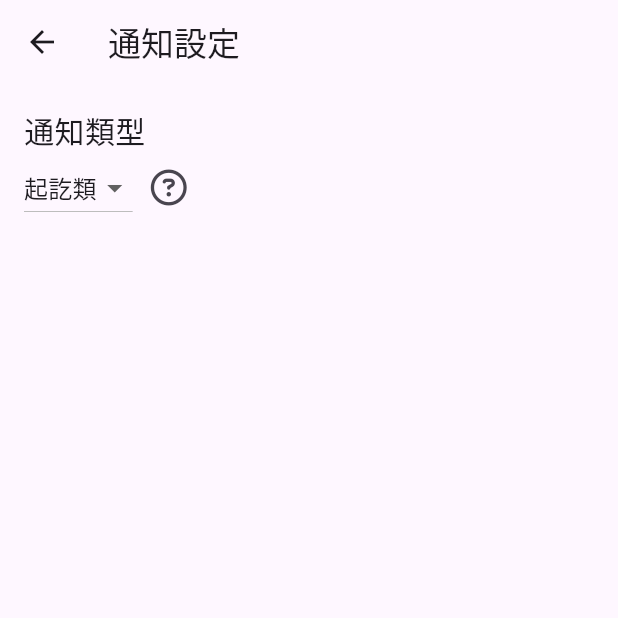
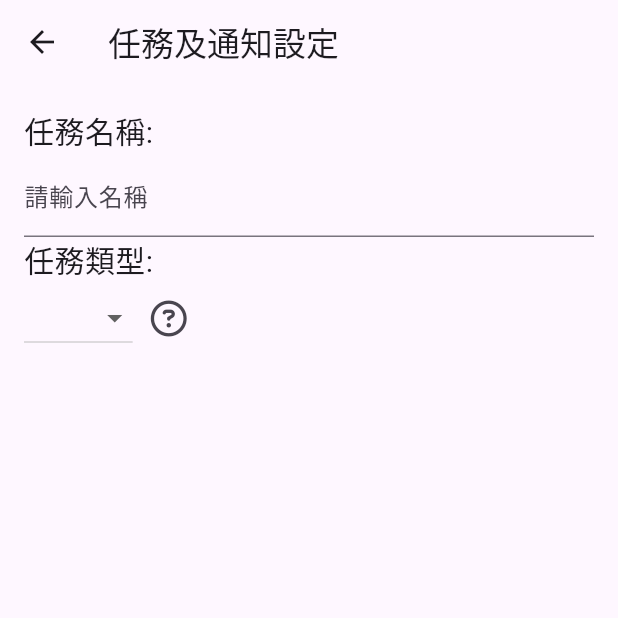
Before and after one commit to qqdog1/robot-living, a Flutter app: the SettingsEditPage screen opened directly, on a phone screen of 412 x 824 dp, the top half of it. Run offline on Flutter 3.47's test engine with Material 3 defaults, Android fonts, the phone set to English and light mode, and no system bars; our stand-ins replace font_awesome_flutter.

Commit message:
修改combobox可以不設定預設值 修改combobox在選擇後回傳Callback 設定頁面的選項會因為combobox選擇不同而變換 增加說明頁

```diff
--- a/lib/page/settings_edit_page.dart
+++ b/lib/page/settings_edit_page.dart
@@ -2,6 +2,7 @@ import 'package:flutter/material.dart';
 import 'package:font_awesome_flutter/font_awesome_flutter.dart';
 
 import '../component/combobox.dart';
+import '../component/paging_popup.dart';
 import '../const/daily_task_type_value.dart';
 
 class SettingsEditPage extends StatefulWidget {
@@ -12,13 +13,15 @@ class SettingsEditPage extends StatefulWidget {
 }
 
 class _SettingsEditPageState extends State<SettingsEditPage> {
-  String dailyTaskTypeValue = DailyTaskTypeValue.startEndTask;
+  String? dailyTaskTypeValue;
+  TextEditingController textEditingController = TextEditingController();
+  bool isFirstComboInput = false;
 
   @override
   Widget build(BuildContext context) {
     return Scaffold(
       appBar: AppBar(
-        title: const Text('通知設定'),
+        title: const Text('任務及通知設定'),
       ),
       body: Padding(
         padding: const EdgeInsets.all(16.0),
@@ -26,7 +29,17 @@ class _SettingsEditPageState extends State<SettingsEditPage> {
           crossAxisAlignment: CrossAxisAlignment.start,
           children: <Widget>[
             const Text(
-              '通知類型',
+              '任務名稱:',
+              style: TextStyle(fontSize: 20),
+            ),
+            TextField(
+              controller: textEditingController,
+              decoration: const InputDecoration(
+                labelText: '請輸入名稱',
+              ),
+            ),
+            const Text(
+              '任務類型:',
               style: TextStyle(fontSize: 20),
             ),
             Row(
@@ -38,18 +51,84 @@ class _SettingsEditPageState extends State<SettingsEditPage> {
                     DailyTaskTypeValue.segmentedTask,
                     DailyTaskTypeValue.oneTimeTask,
                   ],
+                  onItemChanged: (newValue) {
+                    setState(() {
+                      dailyTaskTypeValue = newValue;
+                    });
+                  },
                 ),
                 IconButton(
                   icon: const Icon(FontAwesomeIcons.circleQuestion),
                   onPressed: () {
-                    // 問號按鈕的功能實現
+                    showTypeHelpPopup(context);
                   },
                 ),
               ],
+            ),
+            Visibility(
+              visible: dailyTaskTypeValue == DailyTaskTypeValue.startEndTask ||
+                  dailyTaskTypeValue == DailyTaskTypeValue.segmentedTask,
+              child: Column(
+                crossAxisAlignment: CrossAxisAlignment.start,
+                children: <Widget>[
+                  const Text(
+                    '設定開始時間:',
+                    style: TextStyle(fontSize: 20),
+                  ),
+                  ElevatedButton(
+                    onPressed: () {
+                      showTimePicker(
+                        context: context,
+                        initialTime: TimeOfDay.now(),
+                      ).then((time) {
+                        if (time != null) {
+                          // Handle the selected time
+                        }
+                      });
+                    },
+                    child: const Text('選擇時間'),
+                  ),
+                  const Text(
+                    '設定結束時間:',
+                    style: TextStyle(fontSize: 20),
+                  ),
+                  ElevatedButton(
+                    onPressed: () {
+                      showTimePicker(
+                        context: context,
+                        initialTime: TimeOfDay.now(),
+                      ).then((time) {
+                        if (time != null) {
+                          // Handle the selected time
+                        }
+                      });
+                    },
+                    child: const Text('選擇時間'),
+                  ),
+                ],
+              ),
             ),
           ],
         ),
       ),
     );
   }
+
+  Future<void> showTypeHelpPopup(BuildContext context) {
+    return showDialog<void>(
+      context: context,
+      barrierDismissible: false,
+      builder: (BuildContext context) {
+        return const PagingPopup(
+          totalPages: 4,
+          pageContents: [
+            Text('任務分三種類型:\n1.起訖類型\n2.分段類型\n3.一次性', style: TextStyle(fontSize: 18)),
+            Text('起訖類型任務需要設定\n開始時間及結束時間,\n若是想養成早睡早起的習慣,就適合把睡覺設定成起訖行任務\n又或是每日晚間養成定時讀書的習慣也很適合加入一個起訖型的任務', style: TextStyle(fontSize: 18)),
+            Text('分段類的任務適合放一些每日需要被階段完成的目標\n若訂下了每天需要喝2500CC的水,從早上10點開始到晚上8點\n並分成10段\n讓程式再每隔一段時間提醒喝250CC的水\n或是每日做100下伏地挺身\n也可以讓程式協助分段提醒', style: TextStyle(fontSize: 18)),
+            Text('一次型的任務只須設定一個時間點,讓程式提醒你去做某件事\n像是每天早上10點要記得煮水或是晚上10點要關玄關的燈\n各種執行起來不會花太多時間又或是容易忘記的事情都很適合加入', style: TextStyle(fontSize: 18)),
+          ],
+        );
+      },
+    );
+  }
 }
```
